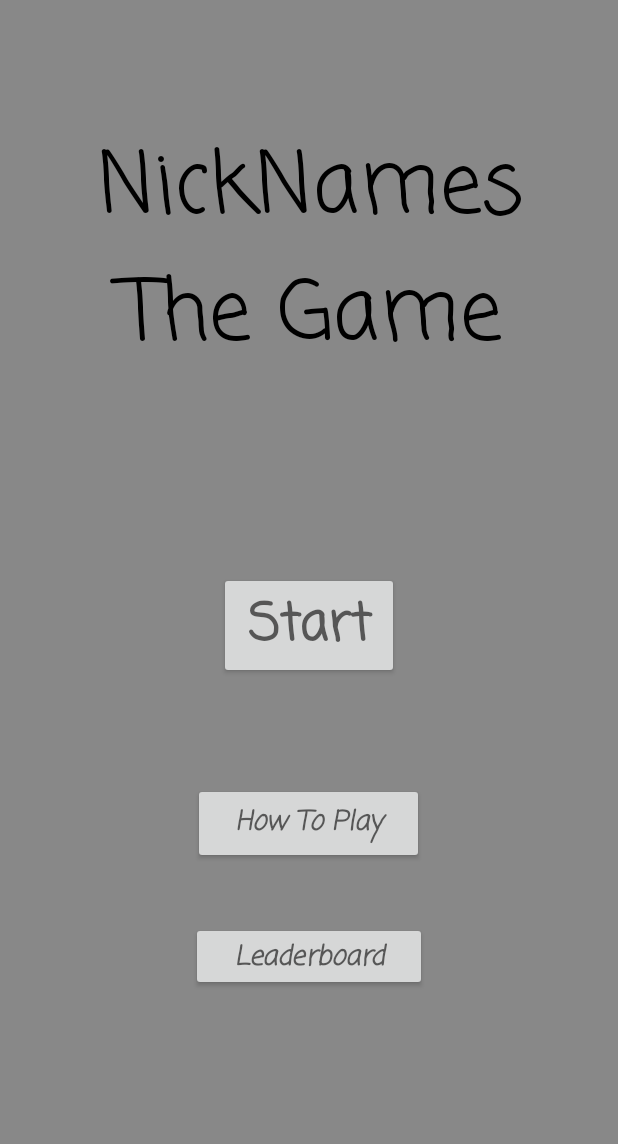
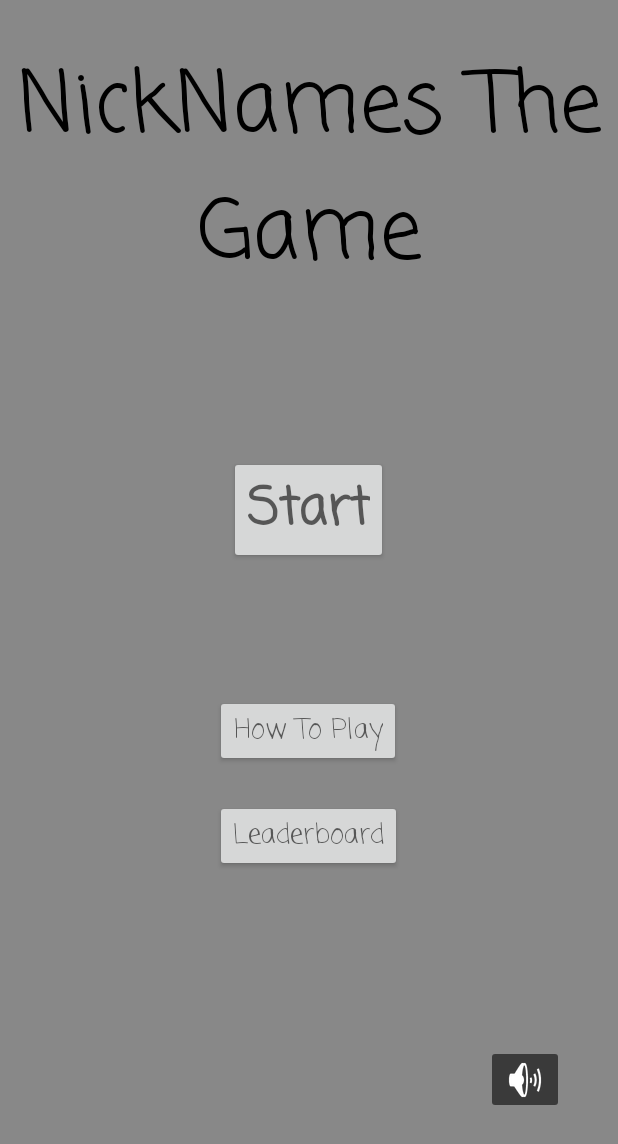
Before and after one commit to manolasn/AndroidProject, an Android app: the screen it shows after launch (MainActivity), on a phone screen of 412 x 824 dp. Shown: the top 1144 px of the screen. Run offline under Robolectric (Android 15) with nearby library versions, the phone set to English and light mode, and no system bars.

Commit message:
Made the main song a separate class so we have access from all the activities.

```diff
--- a/app/build.gradle
+++ b/app/build.gradle
@@ -29,7 +29,6 @@ android {
 
 dependencies {
     implementation fileTree(dir: 'libs', include: ['*.jar'])
-
     implementation 'androidx.appcompat:appcompat:1.1.0'
     implementation 'com.google.android.material:material:1.1.0'
     implementation 'androidx.constraintlayout:constraintlayout:1.1.3'
--- a/app/src/main/java/com/example/myapplication/MainActivity.java
+++ b/app/src/main/java/com/example/myapplication/MainActivity.java
@@ -2,39 +2,69 @@ package com.example.myapplication;
 
 import android.content.Context;
 import android.content.Intent;
-import android.media.MediaPlayer;
+
 import android.os.Bundle;
 import androidx.appcompat.app.AppCompatActivity;
 
+import android.view.View;
 import android.widget.Button;
+import android.widget.ImageButton;
+
 
 
 public class MainActivity extends AppCompatActivity {
 
-    private MediaPlayer mysong;
+
     private Button leaderboard;
+    private ImageButton muted;
+    private ImageButton playing;
     Context context;
+
 
     @Override
     protected void onCreate(Bundle savedInstanceState) {
         super.onCreate(savedInstanceState);
         setContentView(R.layout.activity_main);
         context=this;
-        mysong = MediaPlayer.create(this,R.raw.mainsound);
-        mysong.setLooping(true);
-        mysong.start();
+
+
+        if(!Song_Play.isplayingAudio) {
+            Song_Play.playAudio(context);
+        }
+
+
 
         leaderboard=findViewById(R.id.button_leaderboard);
 
         Button button2 =  findViewById(R.id.button2);
         button2.setOnClickListener(v -> openHelpnew());
 
+        playing=findViewById(R.id.button_play);
+        muted=findViewById(R.id.button_mute);
+
         Button buttonStart = findViewById(R.id.button1);
         buttonStart.setOnClickListener(v -> startGame());
 
         leaderboard.setOnClickListener(v -> {
+            //Put code here apoel
+        });
 
-            //Put code here apoel
+
+        muted.setVisibility(View.INVISIBLE);
+
+        playing.setOnClickListener(v -> {
+
+            Song_Play.stopAudio();
+            muted.setVisibility(View.VISIBLE);
+            playing.setVisibility(View.INVISIBLE);
+
+        });
+
+        muted.setOnClickListener(v -> {
+
+            muted.setVisibility(View.INVISIBLE);
+            playing.setVisibility(View.VISIBLE);
+            Song_Play.playAudio(context);
 
         });
 
@@ -45,6 +75,7 @@ public class MainActivity extends AppCompatActivity {
     public void openHelpnew(){
         Intent intent = new Intent(this, HelpActivity.class);
         startActivity(intent);
+
     }
 
     public void startGame(){
@@ -52,20 +83,22 @@ public class MainActivity extends AppCompatActivity {
         startActivity(intent);
     }
 
-    @Override
-    protected void onPause(){
-        super.onPause();
-        mysong.release();
-        finish();
+
+
+
+    protected void onResume()
+    {
+        super.onResume();
+        if(!Song_Play.isplayingAudio)
+        {
+            Song_Play.playAudio(this);
+        }
+
+
     }
 
 
-//    @Override
-//    protected void onStop()
-//    {
-//        super.onStop();
-//        mysong.release();
-//        finish();
-//    }
+
+
 
 }
--- /dev/null
+++ b/app/src/main/java/com/example/myapplication/Song_Play.java
@@ -0,0 +1,27 @@
+package com.example.myapplication;
+import android.content.Context;
+import android.media.AudioManager;
+import android.media.MediaPlayer;
+import android.media.SoundPool;
+
+class Song_Play {
+
+        private static MediaPlayer mediaPlayer;
+        private static SoundPool soundPool;
+        static boolean isplayingAudio=false;
+        static void playAudio(Context c){
+            mediaPlayer = MediaPlayer.create(c, R.raw.mainsound);
+            soundPool = new SoundPool(4, AudioManager.STREAM_MUSIC, 100);
+            if(!mediaPlayer.isPlaying())
+            {
+                isplayingAudio=true;
+                mediaPlayer.start();
+                mediaPlayer.setLooping(true);
+            }
+        }
+        static void stopAudio(){
+            isplayingAudio=false;
+            mediaPlayer.stop();
+        }
+
+}
--- a/app/src/main/java/com/example/myapplication/StartGame.java
+++ b/app/src/main/java/com/example/myapplication/StartGame.java
@@ -3,6 +3,7 @@ package com.example.myapplication;
 import androidx.appcompat.app.AppCompatActivity;
 
 import android.content.Intent;
+import android.media.MediaPlayer;
 import android.os.Bundle;
 import android.widget.Button;
 import android.widget.EditText;
@@ -16,12 +17,14 @@ public class StartGame extends AppCompatActivity {
     private EditText activity_title;
     private HashMap<String,Integer> scoreboard=new HashMap<>();
 
+
     @Override
     protected void onCreate(Bundle savedInstanceState) {
         super.onCreate(savedInstanceState);
         setContentView(R.layout.activity_start_game);
         activity_title =  findViewById(R.id.editText);
         submit = findViewById(R.id.button4);
+
 
 
 
--- a/app/src/main/res/layout/activity_main.xml
+++ b/app/src/main/res/layout/activity_main.xml
@@ -1,6 +1,7 @@
 <?xml version="1.0" encoding="utf-8"?>
 <androidx.constraintlayout.widget.ConstraintLayout xmlns:android="http://schemas.android.com/apk/res/android"
     xmlns:app="http://schemas.android.com/apk/res-auto"
+    xmlns:tools="http://schemas.android.com/tools"
     android:layout_width="match_parent"
     android:layout_height="match_parent"
     android:background="#E6E6E6"
@@ -9,23 +10,25 @@
 
     <Button
         android:id="@+id/button1"
-        android:layout_width="120dp"
-        android:layout_height="71dp"
+        android:layout_width="wrap_content"
+        android:layout_height="wrap_content"
         android:layout_marginTop="16dp"
         android:fontFamily="casual"
         android:text="@string/start"
+        android:textAlignment="viewStart"
         android:textAppearance="@style/TextAppearance.AppCompat.Display1"
         android:textStyle="bold"
         app:layout_constraintBottom_toBottomOf="parent"
         app:layout_constraintEnd_toEndOf="parent"
+        app:layout_constraintHorizontal_bias="0.498"
         app:layout_constraintStart_toStartOf="parent"
         app:layout_constraintTop_toBottomOf="@+id/textView"
-        app:layout_constraintVertical_bias="0.207" />
+        app:layout_constraintVertical_bias="0.165" />
 
     <TextView
         android:id="@+id/textView"
-        android:layout_width="325dp"
-        android:layout_height="185dp"
+        android:layout_width="wrap_content"
+        android:layout_height="wrap_content"
         android:fontFamily="casual"
         android:text="@string/nicknames_the_game"
         android:textAlignment="center"
@@ -33,19 +36,19 @@
         android:textColor="#000000"
         app:layout_constraintBottom_toBottomOf="parent"
         app:layout_constraintEnd_toEndOf="parent"
-        app:layout_constraintHorizontal_bias="0.514"
+        app:layout_constraintHorizontal_bias="0.0"
         app:layout_constraintStart_toStartOf="parent"
         app:layout_constraintTop_toTopOf="parent"
-        app:layout_constraintVertical_bias="0.131" />
+        app:layout_constraintVertical_bias="0.045" />
 
     <Button
         android:id="@+id/button2"
-        android:layout_width="154dp"
-        android:layout_height="54dp"
+        android:layout_width="wrap_content"
+        android:layout_height="wrap_content"
         android:fontFamily="casual"
         android:text="@string/how_to_play"
+        android:textAllCaps="false"
         android:textAppearance="@style/TextAppearance.AppCompat.Medium"
-        android:textStyle="bold|italic"
         app:layout_constraintBottom_toBottomOf="parent"
         app:layout_constraintEnd_toEndOf="parent"
         app:layout_constraintHorizontal_bias="0.498"
@@ -55,17 +58,47 @@
 
     <Button
         android:id="@+id/button_leaderboard"
-        android:layout_width="157dp"
-        android:layout_height="46dp"
+        android:layout_width="wrap_content"
+        android:layout_height="wrap_content"
         android:fontFamily="casual"
         android:text="@string/leaderboard"
         android:textAppearance="@style/TextAppearance.AppCompat.Medium"
-        android:textStyle="bold|italic"
         app:layout_constraintBottom_toBottomOf="parent"
         app:layout_constraintEnd_toEndOf="parent"
+        app:layout_constraintHorizontal_bias="0.498"
         app:layout_constraintStart_toStartOf="parent"
         app:layout_constraintTop_toBottomOf="@+id/button2"
-        app:layout_constraintVertical_bias="0.191" />
+        app:layout_constraintVertical_bias="0.084" />
+
+    <ImageButton
+        android:id="@+id/button_mute"
+        android:layout_width="52dp"
+        android:layout_height="46dp"
+        android:layout_marginTop="16dp"
+        android:backgroundTint="#9E000000"
+        android:contentDescription="@string/todo"
+        app:layout_constraintBottom_toBottomOf="parent"
+        app:layout_constraintEnd_toEndOf="parent"
+        app:layout_constraintHorizontal_bias="0.9"
+        app:layout_constraintStart_toStartOf="parent"
+        app:layout_constraintTop_toBottomOf="@+id/button_leaderboard"
+        app:layout_constraintVertical_bias="0.55"
+        app:srcCompat="@android:drawable/ic_lock_silent_mode" />
+
+    <ImageButton
+        android:id="@+id/button_play"
+        android:layout_width="52dp"
+        android:layout_height="46dp"
+        android:layout_marginTop="16dp"
+        android:backgroundTint="#91000000"
+        android:contentDescription="@string/todo"
+        app:layout_constraintBottom_toBottomOf="parent"
+        app:layout_constraintEnd_toEndOf="parent"
+        app:layout_constraintHorizontal_bias="0.9"
+        app:layout_constraintStart_toStartOf="parent"
+        app:layout_constraintTop_toBottomOf="@+id/button_leaderboard"
+        app:layout_constraintVertical_bias="0.55"
+        app:srcCompat="@android:drawable/ic_lock_silent_mode_off" />
 
 
 </androidx.constraintlayout.widget.ConstraintLayout>
--- a/app/src/main/res/values/strings.xml
+++ b/app/src/main/res/values/strings.xml
@@ -27,4 +27,5 @@
     <string name="_2_point">Add 2 points</string>
     <string name="_1_point">Add 1 point</string>
     <string name="start_timer">Start timer</string>
+    <string name="todo">TODO</string>
 </resources>
--- a/build.gradle
+++ b/build.gradle
@@ -12,6 +12,7 @@ buildscript {
         classpath 'com.android.tools.build:gradle:3.6.3'
 
 
+
         // NOTE: Do not place your application dependencies here; they belong
         // in the individual module build.gradle files
     }
@@ -22,6 +23,7 @@ allprojects {
         google()
         jcenter()
 
+
     }
 
 }
```
Also changed, not shown: app/src/main/java/com/example/myapplication/DisplayEverything.java (+8 -4 lines), app/src/main/java/com/example/myapplication/EnterNamesOfPlayers.java (+9 -2 lines), app/src/main/res/layout/activity_display_everything.xml (+23 -17 lines), app/src/main/res/layout/activity_enter_names_of_players.xml (+18 -12 lines), app/src/main/res/layout/activity_randomize_nicknames.xml (+6 -4 lines), app/src/main/res/layout/activity_start_game.xml (+12 -7 lines), app/src/main/res/layout/help.xml (+16 -11 lines).
